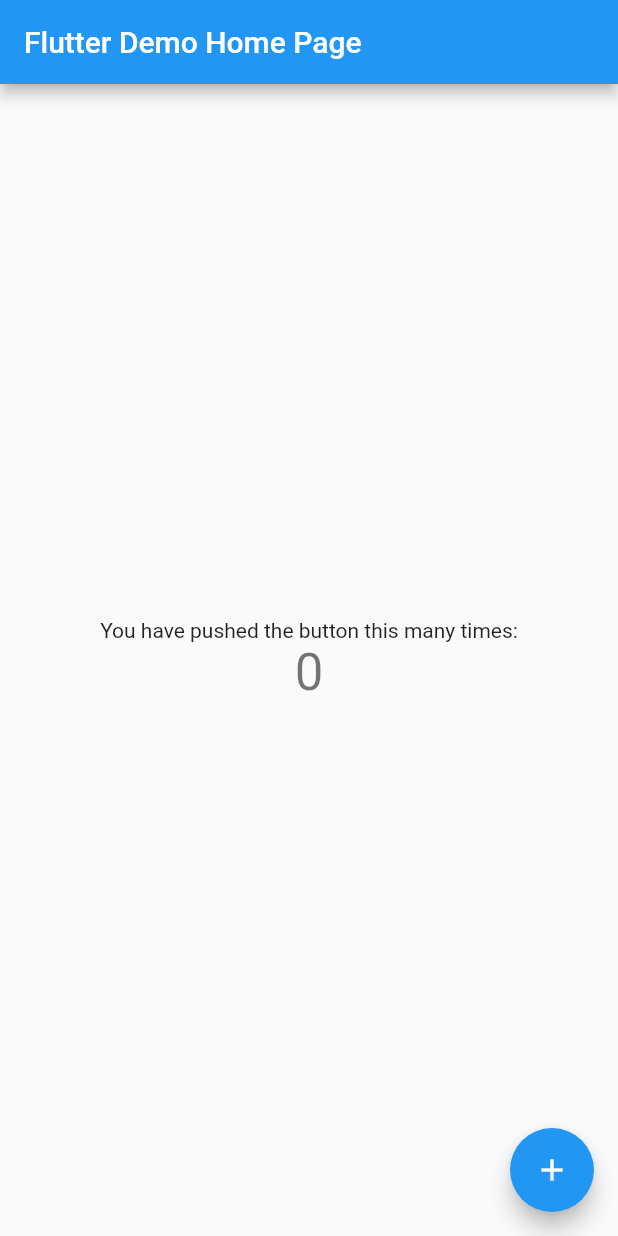
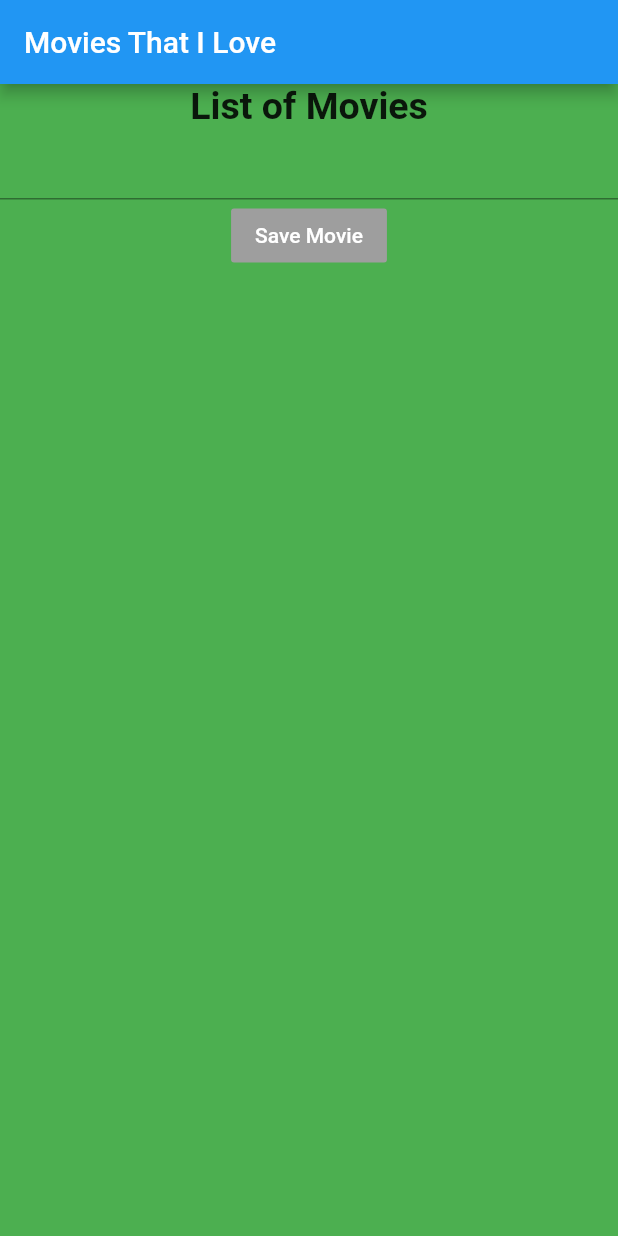
Before and after one commit to benha0898/capstone, a Flutter app: the screen it shows after launch, on a phone screen of 412 x 824 dp. Run offline on Flutter 3.47's test engine with Material 2 defaults, Android fonts, the phone set to English and light mode, and no system bars; our stand-ins replace firebase_core, firebase_database; accounts and stored records are empty.

Commit message:
"Connect Flutter to Firebase Realtime Database"

```diff
--- /dev/null
+++ b/lib/customDatabase.dart
@@ -0,0 +1,99 @@
+import 'package:firebase_core/firebase_core.dart';
+import 'package:firebase_database/firebase_database.dart';
+import 'package:firebase_database/ui/firebase_animated_list.dart';
+import 'package:flutter/material.dart';
+
+class CustomData extends StatefulWidget {
+  CustomData({this.app});
+  final FirebaseApp app;
+
+  @override
+  _CustomDataState createState() => _CustomDataState();
+}
+
+class _CustomDataState extends State<CustomData> {
+  final referenceDatabase = FirebaseDatabase.instance;
+  final movieName = 'Movie';
+  final movieController = TextEditingController();
+
+  DatabaseReference _moviesRef;
+
+  @override
+  void initState() {
+    final FirebaseDatabase database = FirebaseDatabase(app: widget.app);
+    _moviesRef = database.reference().child('Movies');
+
+    super.initState();
+  }
+
+  @override
+  Widget build(BuildContext context) {
+    final ref = referenceDatabase.reference();
+    return Scaffold(
+      appBar: AppBar(
+        title: Text('Movies That I Love'),
+      ),
+      body: SingleChildScrollView(
+        child: Column(
+          children: [
+            Center(
+              child: Container(
+                color: Colors.green,
+                width: MediaQuery.of(context).size.width,
+                height: MediaQuery.of(context).size.height,
+                child: Column(
+                  children: [
+                    Text(
+                      'List of Movies',
+                      textAlign: TextAlign.center,
+                      style: TextStyle(
+                        fontSize: 25,
+                        fontWeight: FontWeight.bold,
+                      ),
+                    ),
+                    TextField(
+                      controller: movieController,
+                      textAlign: TextAlign.center,
+                    ),
+                    FlatButton(
+                      color: Colors.grey,
+                      onPressed: () {
+                        ref
+                            .child('Movies')
+                            .push()
+                            .child(movieName)
+                            .set(movieController.text)
+                            .asStream();
+                        movieController.clear();
+                      },
+                      child: Text('Save Movie'),
+                      textColor: Colors.white,
+                    ),
+                    Flexible(
+                      child: new FirebaseAnimatedList(
+                          shrinkWrap: true,
+                          query: _moviesRef,
+                          itemBuilder: (BuildContext context,
+                              DataSnapshot snapshot,
+                              Animation<double> animation,
+                              int index) {
+                            return new ListTile(
+                              trailing: IconButton(
+                                icon: Icon(Icons.delete),
+                                onPressed: () =>
+                                    _moviesRef.child(snapshot.key).remove(),
+                              ),
+                              title: new Text(snapshot.value[movieName]),
+                            );
+                          }),
+                    ),
+                  ],
+                ),
+              ),
+            )
+          ],
+        ),
+      ),
+    );
+  }
+}
--- a/lib/main.dart
+++ b/lib/main.dart
@@ -1,117 +1,14 @@
 import 'package:flutter/material.dart';
 
-void main() {
-  runApp(MyApp());
-}
+import 'customDatabase.dart';
+
+void main() => runApp(MyApp());
 
 class MyApp extends StatelessWidget {
-  // This widget is the root of your application.
   @override
   Widget build(BuildContext context) {
     return MaterialApp(
-      title: 'Flutter Demo',
-      theme: ThemeData(
-        // This is the theme of your application.
-        //
-        // Try running your application with "flutter run". You'll see the
-        // application has a blue toolbar. Then, without quitting the app, try
-        // changing the primarySwatch below to Colors.green and then invoke
-        // "hot reload" (press "r" in the console where you ran "flutter run",
-        // or simply save your changes to "hot reload" in a Flutter IDE).
-        // Notice that the counter didn't reset back to zero; the application
-        // is not restarted.
-        primarySwatch: Colors.blue,
-        // This makes the visual density adapt to the platform that you run
-        // the app on. For desktop platforms, the controls will be smaller and
-        // closer together (more dense) than on mobile platforms.
-        visualDensity: VisualDensity.adaptivePlatformDensity,
-      ),
-      home: MyHomePage(title: 'Flutter Demo Home Page'),
+      home: CustomData(),
     );
   }
 }
-
-class MyHomePage extends StatefulWidget {
-  MyHomePage({Key key, this.title}) : super(key: key);
-
-  // This widget is the home page of your application. It is stateful, meaning
-  // that it has a State object (defined below) that contains fields that affect
-  // how it looks.
-
-  // This class is the configuration for the state. It holds the values (in this
-  // case the title) provided by the parent (in this case the App widget) and
-  // used by the build method of the State. Fields in a Widget subclass are
-  // always marked "final".
-
-  final String title;
-
-  @override
-  _MyHomePageState createState() => _MyHomePageState();
-}
-
-class _MyHomePageState extends State<MyHomePage> {
-  int _counter = 0;
-
-  void _incrementCounter() {
-    setState(() {
-      // This call to setState tells the Flutter framework that something has
-      // changed in this State, which causes it to rerun the build method below
-      // so that the display can reflect the updated values. If we changed
-      // _counter without calling setState(), then the build method would not be
-      // called again, and so nothing would appear to happen.
-      _counter++;
-    });
-  }
-
-  @override
-  Widget build(BuildContext context) {
-    // This method is rerun every time setState is called, for instance as done
-    // by the _incrementCounter method above.
-    //
-    // The Flutter framework has been optimized to make rerunning build methods
-    // fast, so that you can just rebuild anything that needs updating rather
-    // than having to individually change instances of widgets.
-    return Scaffold(
-      appBar: AppBar(
-        // Here we take the value from the MyHomePage object that was created by
-        // the App.build method, and use it to set our appbar title.
-        title: Text(widget.title),
-      ),
-      body: Center(
-        // Center is a layout widget. It takes a single child and positions it
-        // in the middle of the parent.
-        child: Column(
-          // Column is also a layout widget. It takes a list of children and
-          // arranges them vertically. By default, it sizes itself to fit its
-          // children horizontally, and tries to be as tall as its parent.
-          //
-          // Invoke "debug painting" (press "p" in the console, choose the
-          // "Toggle Debug Paint" action from the Flutter Inspector in Android
-          // Studio, or the "Toggle Debug Paint" command in Visual Studio Code)
-          // to see the wireframe for each widget.
-          //
-          // Column has various properties to control how it sizes itself and
-          // how it positions its children. Here we use mainAxisAlignment to
-          // center the children vertically; the main axis here is the vertical
-          // axis because Columns are vertical (the cross axis would be
-          // horizontal).
-          mainAxisAlignment: MainAxisAlignment.center,
-          children: <Widget>[
-            Text(
-              'You have pushed the button this many times:',
-            ),
-            Text(
-              '$_counter',
-              style: Theme.of(context).textTheme.headline4,
-            ),
-          ],
-        ),
-      ),
-      floatingActionButton: FloatingActionButton(
-        onPressed: _incrementCounter,
-        tooltip: 'Increment',
-        child: Icon(Icons.add),
-      ), // This trailing comma makes auto-formatting nicer for build methods.
-    );
-  }
-}
--- a/pubspec.yaml
+++ b/pubspec.yaml
@@ -28,6 +28,9 @@ dependencies:
   # The following adds the Cupertino Icons font to your application.
   # Use with the CupertinoIcons class for iOS style icons.
   cupertino_icons: ^1.0.0
+  firebase_database: ^4.1.1
+  firebase_core: ^0.5.0
+  firebase_analytics: ^5.0.11
 
 dev_dependencies:
   flutter_test:
```
Also changed, not shown: pubspec.lock, 5 other files.
